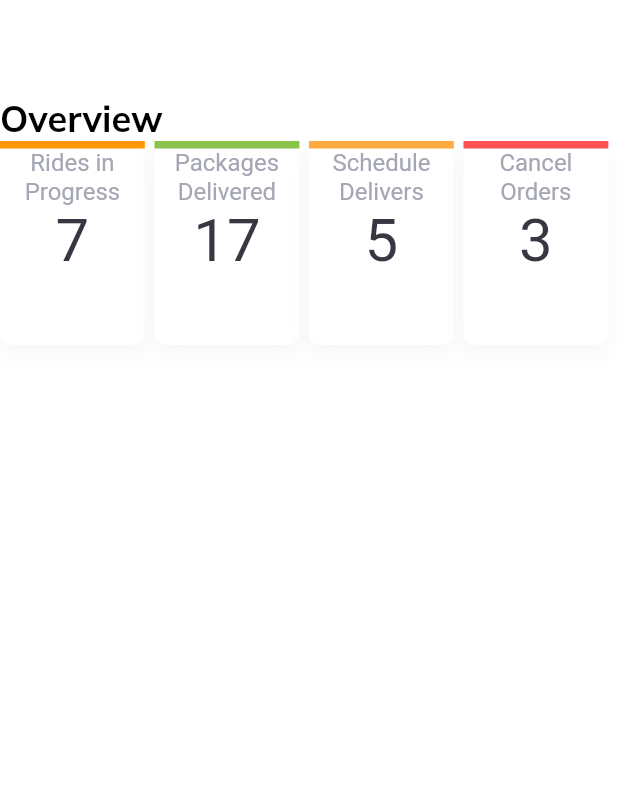
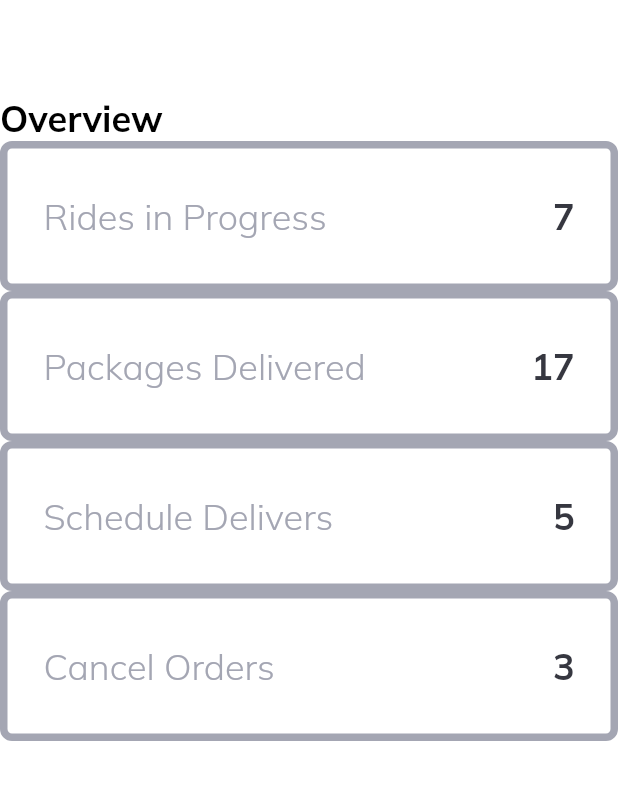
Before and after one commit to SaminYeaser/webapplicationflutter, a Flutter app: the screen it shows after launch, on a phone screen of 412 x 824 dp, the part 72-872 px from its top. Run offline on Flutter 3.47's test engine with Material 2 defaults, Android fonts, the light colour scheme and no system bars; our stand-ins replace get, google_fonts; missing offline and left inert: dart:html.

Commit message:
done and dusted with overview

```diff
--- a/lib/pages/overview/overview.dart
+++ b/lib/pages/overview/overview.dart
@@ -3,6 +3,8 @@ import 'package:get/get_state_manager/src/rx_flutter/rx_obx_widget.dart';
 import 'package:webapplicationflutter/constants/controllers.dart';
 import 'package:webapplicationflutter/helper/responsiveness.dart';
 import 'package:webapplicationflutter/pages/overview/widgets/overviewCardLarge.dart';
+import 'package:webapplicationflutter/pages/overview/widgets/overviewCardMedium.dart';
+import 'package:webapplicationflutter/pages/overview/widgets/overviewCardSmall.dart';
 import 'package:webapplicationflutter/widgets/custom_texts.dart';
 
 class OverViewPage extends StatelessWidget {
@@ -27,8 +29,15 @@ class OverViewPage extends StatelessWidget {
           );
         }),
         Expanded(child: ListView(
+          shrinkWrap: true,
           children: [
-            OverViewLarge()
+            if(Responsiveness.isLargeScreen(context) || Responsiveness.isMediumScreen(context))
+              if(Responsiveness.isCustomScreen(context))
+                OverViewMedium()
+              else
+                OverViewLarge()
+            else
+              OverViewSmall()
           ],
         ))
       ],
--- a/lib/pages/overview/widgets/infoCardSmall.dart
+++ b/lib/pages/overview/widgets/infoCardSmall.dart
@@ -14,7 +14,7 @@ class InfoCardSmall extends StatelessWidget {
       this.title,
       this.value,
       this.topColor,
-      this.isActive,
+      this.isActive = false,
       this.onTap})
       : super(key: key);
 
@@ -38,7 +38,13 @@ class InfoCardSmall extends StatelessWidget {
                   size: 24,
                   weight: FontWeight.w300,
                   color: isActive! ? active: lightGrey,
-                )
+                ),
+                Customtext(
+                  text: value,
+                  size: 24,
+                  weight: FontWeight.bold,
+                  color: isActive! ? active: darke,
+                ),
               ],
             ),
           ),
--- a/lib/pages/overview/widgets/overviewCardMedium.dart
+++ b/lib/pages/overview/widgets/overviewCardMedium.dart
@@ -2,8 +2,8 @@ import 'package:flutter/material.dart';
 
 import 'infoCard.dart';
 
-class OverViewCardMedium extends StatelessWidget {
-  const OverViewCardMedium({Key? key}) : super(key: key);
+class OverViewMedium extends StatelessWidget {
+  const OverViewMedium({Key? key}) : super(key: key);
 
   @override
   Widget build(BuildContext context) {
@@ -28,6 +28,8 @@ class OverViewCardMedium extends StatelessWidget {
               onTap: (){},
               topColor: Colors.lightGreen,
             ),
+          ],
+        ),
         Row(
           children: [
             InfoCard(
@@ -48,8 +50,6 @@ class OverViewCardMedium extends StatelessWidget {
           ],
         )
       ],
-        )
-      ],
     );
   }
 }
--- a/lib/pages/overview/widgets/overviewCardSmall.dart
+++ b/lib/pages/overview/widgets/overviewCardSmall.dart
@@ -10,6 +10,7 @@ class OverViewSmall extends StatelessWidget {
     return Container(
       height: 400,
       child: Column(
+        mainAxisSize: MainAxisSize.min,
         children: [
           InfoCardSmall(
             title: 'Rides in Progress',
```
Lines whose indentation alone changed are shown as unchanged.
